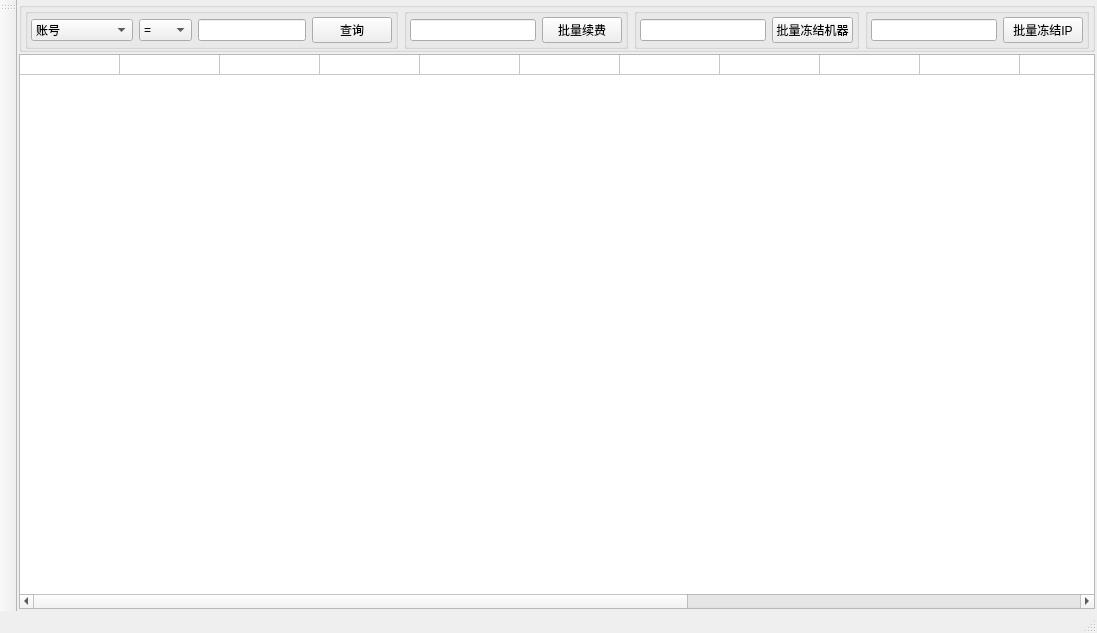
The window that ui/wnd_server.ui (decenfrontier/PyNetAuth) describes before a commit, drawn with Qt 5.
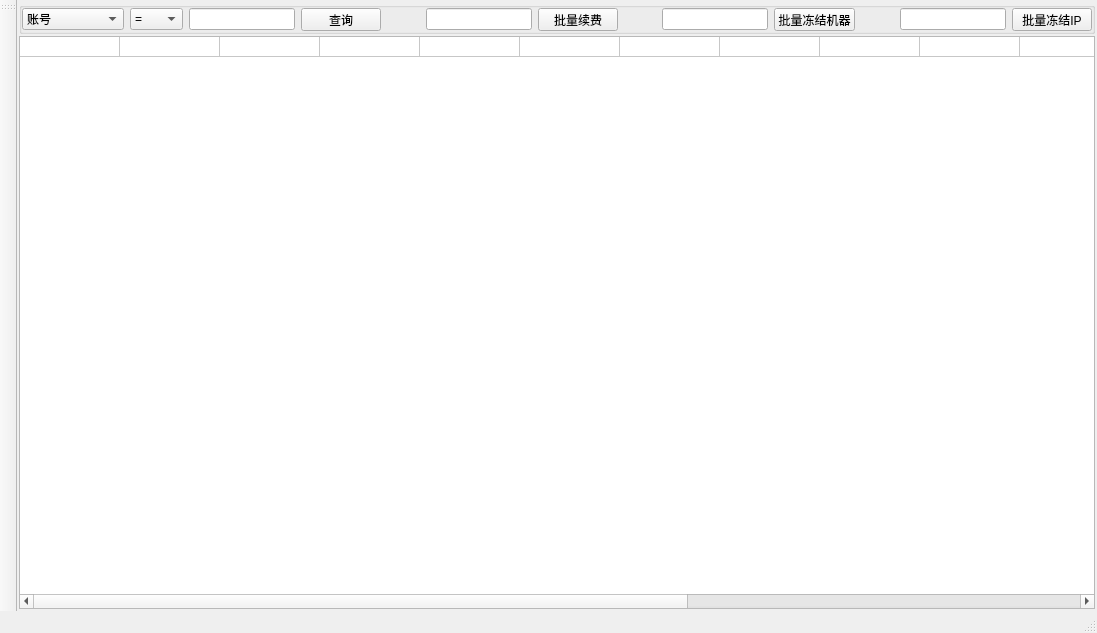
The same window after the commit. The open tabs and pages were chosen to show the change.

Patch:
```diff
--- a/ui/wnd_server.ui
+++ b/ui/wnd_server.ui
@@ -320,40 +320,30 @@
               <height>0</height>
              </size>
             </property>
+            <property name="maximumSize">
+             <size>
+              <width>16777215</width>
+              <height>32</height>
+             </size>
+            </property>
             <property name="title">
              <string/>
             </property>
             <layout class="QHBoxLayout" name="horizontalLayout_8">
              <property name="leftMargin">
-              <number>3</number>
+              <number>0</number>
              </property>
              <property name="topMargin">
               <number>0</number>
              </property>
              <property name="rightMargin">
-              <number>3</number>
+              <number>0</number>
              </property>
              <property name="bottomMargin">
               <number>0</number>
              </property>
              <item>
-              <widget class="QGroupBox" name="groupBox_5">
-               <property name="title">
-                <string/>
-               </property>
                <layout class="QHBoxLayout" name="horizontalLayout_2">
-                <property name="leftMargin">
-                 <number>3</number>
-                </property>
-                <property name="topMargin">
-                 <number>3</number>
-                </property>
-                <property name="rightMargin">
-                 <number>3</number>
-                </property>
-                <property name="bottomMargin">
-                 <number>3</number>
-                </property>
                 <item>
                  <widget class="QComboBox" name="cmb_user_field">
                   <item>
@@ -458,26 +448,22 @@
                  </widget>
                 </item>
                </layout>
-              </widget>
              </item>
              <item>
-              <widget class="QGroupBox" name="groupBox_6">
-               <property name="title">
-                <string/>
+              <spacer name="horizontalSpacer">
+               <property name="orientation">
+                <enum>Qt::Horizontal</enum>
                </property>
+               <property name="sizeHint" stdset="0">
+                <size>
+                 <width>40</width>
+                 <height>20</height>
+                </size>
+               </property>
+              </spacer>
+             </item>
+             <item>
                <layout class="QHBoxLayout" name="horizontalLayout_5">
-                <property name="leftMargin">
-                 <number>3</number>
-                </property>
-                <property name="topMargin">
-                 <number>3</number>
-                </property>
-                <property name="rightMargin">
-                 <number>3</number>
-                </property>
-                <property name="bottomMargin">
-                 <number>3</number>
-                </property>
                 <item>
                  <widget class="QLineEdit" name="edt_user_gift_day"/>
                 </item>
@@ -489,26 +475,22 @@
                  </widget>
                 </item>
                </layout>
-              </widget>
              </item>
              <item>
-              <widget class="QGroupBox" name="groupBox_7">
-               <property name="title">
-                <string/>
+              <spacer name="horizontalSpacer_2">
+               <property name="orientation">
+                <enum>Qt::Horizontal</enum>
                </property>
+               <property name="sizeHint" stdset="0">
+                <size>
+                 <width>40</width>
+                 <height>20</height>
+                </size>
+               </property>
+              </spacer>
+             </item>
+             <item>
                <layout class="QHBoxLayout" name="horizontalLayout_6">
-                <property name="leftMargin">
-                 <number>3</number>
-                </property>
-                <property name="topMargin">
-                 <number>3</number>
-                </property>
-                <property name="rightMargin">
-                 <number>3</number>
-                </property>
-                <property name="bottomMargin">
-                 <number>3</number>
-                </property>
                 <item>
                  <widget class="QLineEdit" name="edt_user_frozen_machine"/>
                 </item>
@@ -520,26 +502,22 @@
                  </widget>
                 </item>
                </layout>
-              </widget>
              </item>
              <item>
-              <widget class="QGroupBox" name="groupBox_8">
-               <property name="title">
-                <string/>
+              <spacer name="horizontalSpacer_3">
+               <property name="orientation">
+                <enum>Qt::Horizontal</enum>
                </property>
+               <property name="sizeHint" stdset="0">
+                <size>
+                 <width>40</width>
+                 <height>20</height>
+                </size>
+               </property>
+              </spacer>
+             </item>
+             <item>
                <layout class="QHBoxLayout" name="horizontalLayout_7">
-                <property name="leftMargin">
-                 <number>3</number>
-                </property>
-                <property name="topMargin">
-                 <number>3</number>
-                </property>
-                <property name="rightMargin">
-                 <number>3</number>
-                </property>
-                <property name="bottomMargin">
-                 <number>3</number>
-                </property>
                 <item>
                  <widget class="QLineEdit" name="edt_user_frozen_ip"/>
                 </item>
@@ -551,7 +529,6 @@
                  </widget>
                 </item>
                </layout>
-              </widget>
              </item>
             </layout>
            </widget>
```
Left out of the diff: 28 changed lines with no effect on the pictures. Lines whose indentation alone changed are shown as unchanged.
